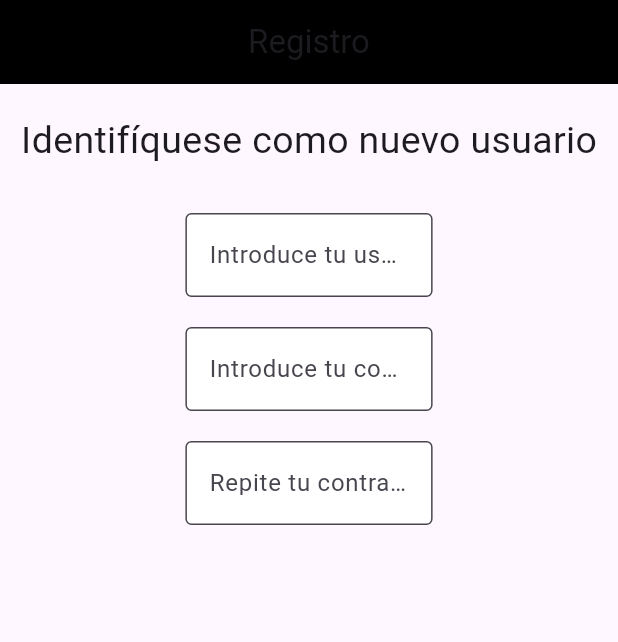
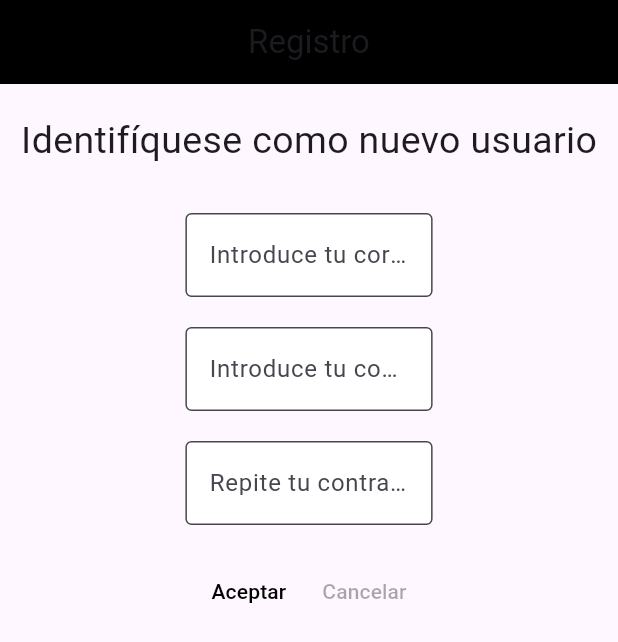
Before and after one commit to carlosguemes/Examen_Final_PSP_PMDM, a Flutter app: the screen it shows after launch, on a phone screen of 412 x 824 dp. Shown: the top 642 px of the screen. Run offline on Flutter 3.47's test engine with Material 3 defaults, Android fonts, the phone set to English and light mode, and no system bars.

Commit message:
Commit V7: Validación de contraseñas en el RegisterView

```diff
--- a/lib/Vistas/RegisterView.dart
+++ b/lib/Vistas/RegisterView.dart
@@ -2,14 +2,26 @@ import 'package:examen/VistasPersonalizadas/TextEditingPersonalizado.dart';
 import 'package:flutter/material.dart';
 
 class RegisterView extends StatelessWidget{
-  TextEditingController nombreUsuarioController = TextEditingController();
+  TextEditingController correoUsuarioController = TextEditingController();
   TextEditingController contrasenyaUsuarioController = TextEditingController();
   TextEditingController repiteContrasenyaUsuarioController = TextEditingController();
+
+  late BuildContext _context;
+
+  void botonAceptar(){
+    if (contrasenyaUsuarioController.text != repiteContrasenyaUsuarioController.text){
+      SnackBar snackBar = SnackBar(
+        content: Text("Las contraseñas no coinciden"),
+      );
+      ScaffoldMessenger.of(_context).showSnackBar(snackBar);
+    }
+  }
 
 
 
   @override
   Widget build(BuildContext context) {
+    _context = context;
     return Scaffold(
       appBar: AppBar(
         centerTitle: true,
@@ -23,8 +35,8 @@ class RegisterView extends StatelessWidget{
         Padding(padding: EdgeInsets.symmetric(vertical: 10)),
 
         TextEditingPersonalizado(
-            controlador: nombreUsuarioController,
-            texto: 'Introduce tu usuario',
+            controlador: correoUsuarioController,
+            texto: 'Introduce tu correo',
             contrasenya: false
         ),
 
@@ -39,9 +51,19 @@ class RegisterView extends StatelessWidget{
             texto: 'Repite tu contraseña',
             contrasenya: true
         ),
-        ]
 
-      ),
+        Row(mainAxisAlignment: MainAxisAlignment.center, children: [
+          Padding(padding: EdgeInsets.symmetric(vertical: 10),
+            child: TextButton(onPressed: botonAceptar,
+                style: TextButton.styleFrom(foregroundColor: Colors.black),
+                child: Text("Aceptar")),),
+
+          Padding(padding: EdgeInsets.symmetric(vertical: 10),
+            child: TextButton(onPressed: null,
+                style: TextButton.styleFrom(foregroundColor: Colors.black),
+                child: Text("Cancelar")),)
+        ],)
+        ]),
     );
   }
 
```
